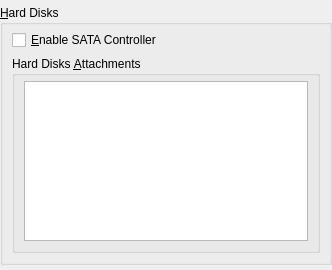
Old version of the form vbox/src/VBox/Frontends/VirtualBox4/ui/VBoxVMSettingsHD.ui in the repository jljuxgm/vboxgit.
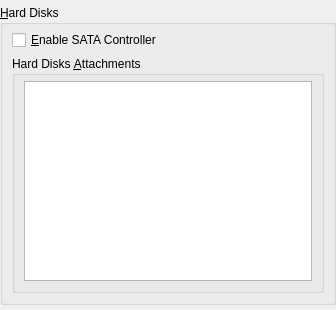
New version of the form. Custom widgets are drawn as their Qt base class.

Diff of the .ui file:
```diff
--- a/vbox/src/VBox/Frontends/VirtualBox4/ui/VBoxVMSettingsHD.ui
+++ b/vbox/src/VBox/Frontends/VirtualBox4/ui/VBoxVMSettingsHD.ui
@@ -22,8 +22,8 @@
    <rect>
     <x>0</x>
     <y>0</y>
-    <width>332</width>
-    <height>270</height>
+    <width>336</width>
+    <height>306</height>
    </rect>
   </property>
   <layout class="QVBoxLayout" >
@@ -69,6 +69,12 @@
          </property>
          <item>
           <widget class="QITableView" name="mTwAts" >
+           <property name="minimumSize" >
+            <size>
+             <width>0</width>
+             <height>200</height>
+            </size>
+           </property>
            <property name="contextMenuPolicy" >
             <enum>Qt::ActionsContextMenu</enum>
            </property>
```
